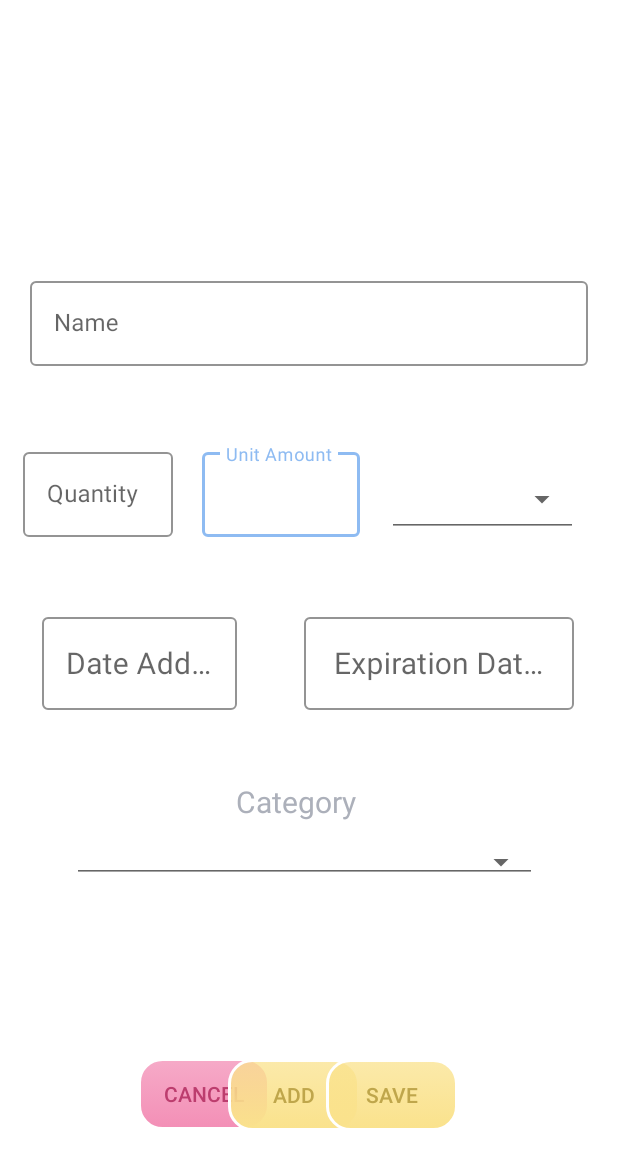
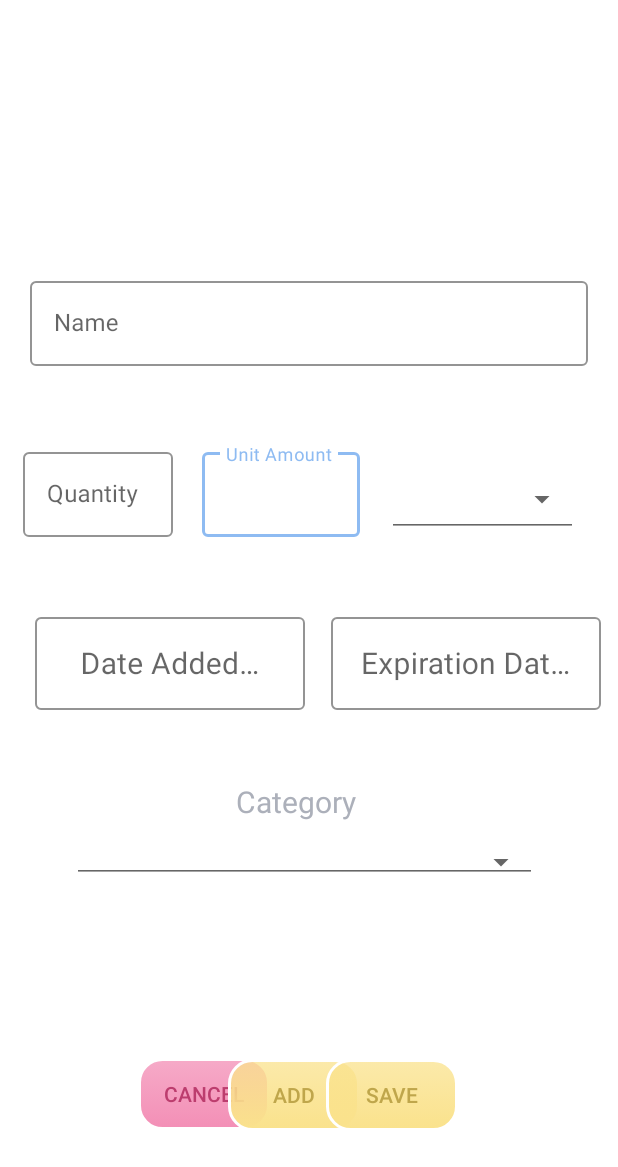
Before and after one commit to zeel107/FridgeButler, an Android app: the layout fragment_add.xml on its own in the app's theme, with its tools: preview values and no code run, on a phone screen of 412 x 824 dp. Shown: the top 1167 px of the screen. Run offline under Robolectric (Android 15) with nearby library versions, the phone set to English and light mode, and no system bars; Roboto replaces fonts that are not available here.

Commit message:
changed the way that the expiration text field looks

```diff
--- a/FoodTracker3/app/src/main/java/com/example/foodtracker3/AddFragment.java
+++ b/FoodTracker3/app/src/main/java/com/example/foodtracker3/AddFragment.java
@@ -273,6 +273,7 @@ public class AddFragment extends Fragment {
                     et_productName.getText().clear();
                     et_productQuantity.setText("1");
                     et_unitAmount.setText("1");
+
                     sp_unit.setSelection(0);
                     sp_category.setSelection(0);
                     showNewCategory(false);
@@ -280,6 +281,7 @@ public class AddFragment extends Fragment {
                 }
                 else if (success && EDIT_MODE)
                 {
+                    et_expirationDate.setText(" ");
                     Toast.makeText(v.getContext(), "Item updated.", Toast.LENGTH_SHORT).show();
                     getActivity().getSupportFragmentManager().beginTransaction().replace(R.id.fragment_container, new HomeFragment()).commit();     // new home fragment
                 }
--- a/FoodTracker3/app/src/main/res/layout/fragment_add.xml
+++ b/FoodTracker3/app/src/main/res/layout/fragment_add.xml
@@ -67,9 +67,9 @@
         <com.google.android.material.textfield.TextInputLayout
             android:id="@+id/dateInputLayout"
             style="@style/Widget.MaterialComponents.TextInputLayout.OutlinedBox"
-            android:layout_width="130dp"
+            android:layout_width="180dp"
             android:layout_height="wrap_content"
-            android:hint="Date Added        "
+            android:hint="Date Added               "
             app:boxStrokeColor="@color/colorPrimary"
             app:layout_constraintBottom_toBottomOf="parent"
             app:layout_constraintEnd_toEndOf="parent"
@@ -107,6 +107,7 @@
             app:layout_constraintStart_toStartOf="parent"
             app:layout_constraintTop_toBottomOf="@+id/expirationInputLayout"
             app:layout_constraintVertical_bias="0.147" />
+
 
         <Spinner
             android:id="@+id/category_input"
@@ -241,7 +242,7 @@
                 android:gravity="center_horizontal|center_vertical"
                 android:inputType="none"
                 android:longClickable="false"
-                android:text='@{editProduct == null ? currentDate : com.example.foodtracker3.DatabaseHelper.date_toAppStr(editProduct.expiration_date) }'
+                android:text='@{editProduct == null ? " " : (editProduct.expiration_date == null) ? " ": DatabaseHelper.date_toAppStr(editProduct.expiration_date) }'
                 android:textColor="@android:color/black"
                 android:textColorHint="?android:attr/textColorHintInverse"
                 android:textSize="20sp" />
```
Also changed, not shown: FoodTracker3/app/src/main/res/layout/card.xml (+4 -3 lines).
